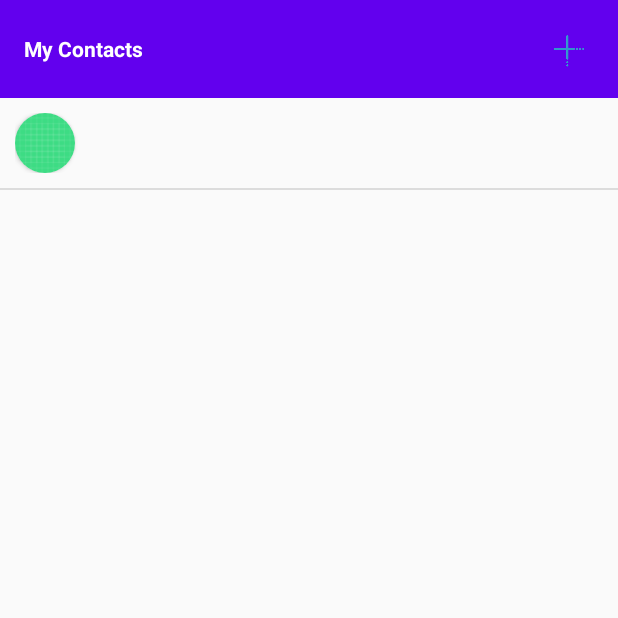
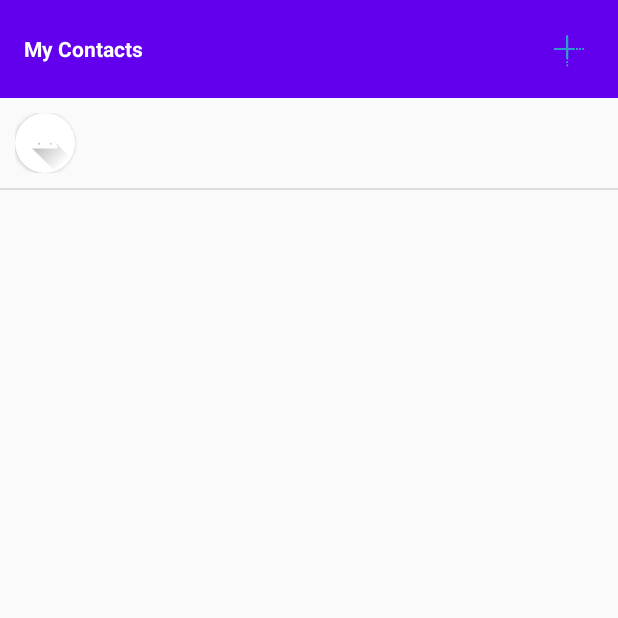
Before and after one commit to SINAsoheili/My-Contacts, an Android app: the screen it shows after launch (MainActivity), on a phone screen of 412 x 824 dp, the top half of it. Run offline under Robolectric (Android 15) with nearby library versions, the phone set to English and light mode, and no system bars; 4 statements that could not run were skipped.

Commit message:
add animation to transition between activities

```diff
--- a/app/src/main/res/layout/activity_detail_user_contact.xml
+++ b/app/src/main/res/layout/activity_detail_user_contact.xml
@@ -31,7 +31,8 @@
         app:layout_constraintLeft_toLeftOf="@id/detail_activity_card_background"
         app:layout_constraintRight_toRightOf="@id/detail_activity_card_background"
         app:layout_constraintVertical_bias="0.2"
-        app:cardCornerRadius="200dp">
+        app:cardCornerRadius="200dp"
+        android:transitionName="animate_transition_image">
 
         <ImageView
             android:id="@+id/detail_activity_iv"
--- a/app/src/main/res/layout/user_contact_list_item.xml
+++ b/app/src/main/res/layout/user_contact_list_item.xml
@@ -9,14 +9,15 @@
        android:id="@+id/container_iv_user_contact_image_list_item"
        android:layout_width="wrap_content"
        android:layout_height="wrap_content"
-       app:cardCornerRadius="250dp">
+       app:cardCornerRadius="250dp"
+       android:transitionName="animate_transition_image">
 
     <ImageView
         android:id="@+id/iv_user_contact_image_list_item"
         android:layout_width="@dimen/List_Image_Size"
         android:layout_height="@dimen/List_Image_Size"
         android:layout_alignParentStart="true"
-        android:src="@drawable/ic_launcher_background"/>
+        android:foreground="@drawable/ic_launcher_foreground"/>
 
    </androidx.cardview.widget.CardView>
 
--- a/app/src/main/res/values/styles.xml
+++ b/app/src/main/res/values/styles.xml
@@ -6,6 +6,8 @@
         <item name="colorPrimary">@color/colorPrimary</item>
         <item name="colorPrimaryDark">@color/colorPrimaryDark</item>
         <item name="colorAccent">@color/colorAccent</item>
+
+        <item name="android:windowContentTransitions">true</item>
     </style>
 
 </resources>
```
Also changed, not shown: app/src/main/java/ir/sinasoheili/mycontacts/VIEW/MainActivity.java (+15 -3 lines).
